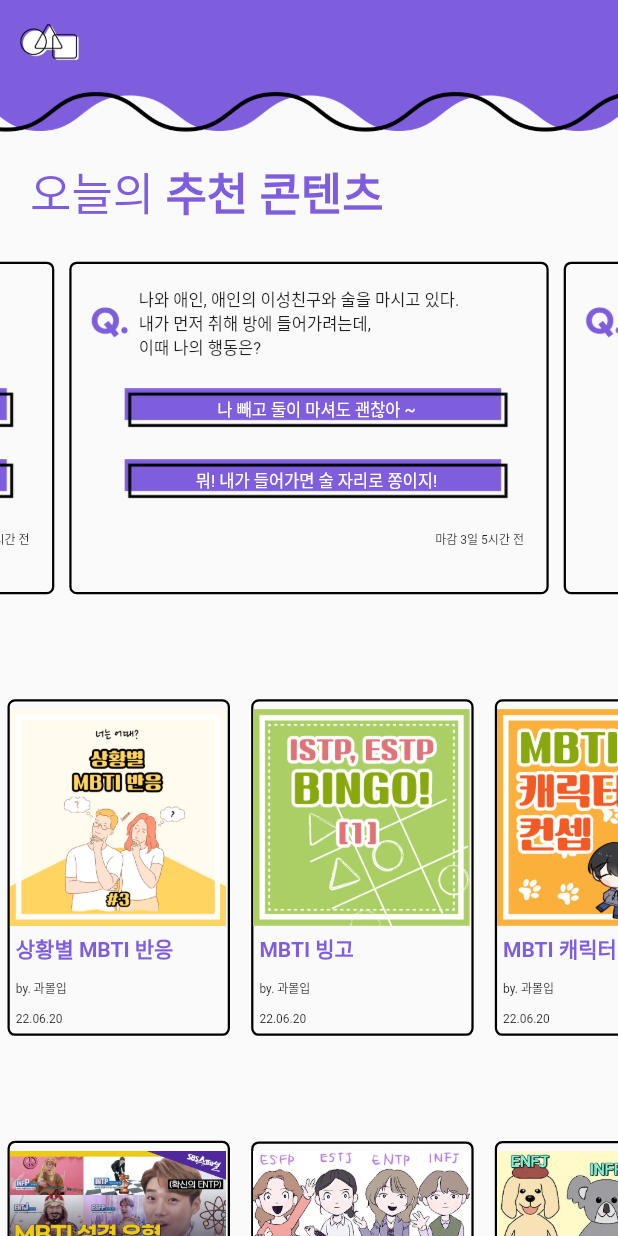
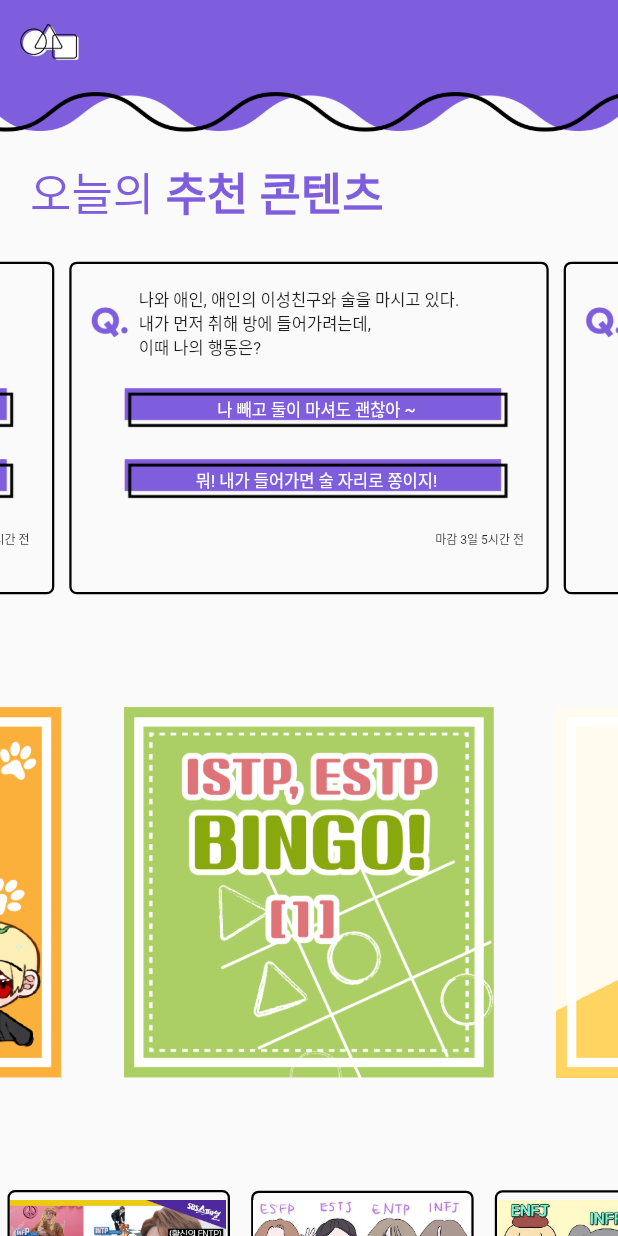
Before and after one commit to sw-hackathon-2022/mbtmi-flutter, a Flutter app: the ContentsScreen screen opened directly, on a phone screen of 412 x 824 dp. Run offline on Flutter 3.47's test engine with Material 2 defaults, Android fonts, the phone set to English and light mode, and no system bars; drawn by our look-alikes of carousel_slider; our stand-ins replace dotted_line, flutter_svg, get, persistent_bottom_nav_bar, syncfusion_flutter_charts; missing offline and left inert: kakao_flutter_sdk_common, kakao_flutter_sdk_user; Roboto replaces fonts that are missing (GmarketSans).

Commit message:
feat : 완성!

```diff
--- a/lib/screens/home/contents/components/image.dart
+++ b/lib/screens/home/contents/components/image.dart
@@ -1,52 +1,40 @@
+import 'package:carousel_slider/carousel_slider.dart';
 import 'package:flutter/material.dart';
 import 'package:get/get.dart';
 import 'package:mbtmi/constants.dart';
 
-class ImageContent extends StatelessWidget {
+class ImageContent extends StatefulWidget {
   const ImageContent({
     Key? key,
   }) : super(key: key);
 
   @override
+  State<ImageContent> createState() => _ImageContentState();
+}
+
+class _ImageContentState extends State<ImageContent> {
+  final Images = [
+    'assets/images/content_02.png',
+    'assets/images/content_01.png',
+    'assets/images/content_03.png',
+  ];
+
+  @override
   Widget build(BuildContext context) {
-    return SingleChildScrollView(
-      scrollDirection: Axis.horizontal,
-      child: Row(
-        children: <Widget>[
-          YoutubePhoto(
-            image: "assets/images/content_01.png",
-            title: "상황별 MBTI 반응",
-            press: () {},
-          ),
-          SizedBox(
-            width: Get.width * 0.01,
-          ),
-          YoutubePhoto(
-            image: "assets/images/content_02.png",
-            title: "MBTI 빙고",
-            press: () {},
-          ),
-          SizedBox(
-            width: Get.width * 0.01,
-          ),
-          YoutubePhoto(
-            image: "assets/images/content_03.png",
-            title: "MBTI 캐릭터 컨셉",
-            press: () {},
-          ),
-          SizedBox(
-            width: Get.width * 0.01,
-          ),
-          YoutubePhoto(
-            image: "assets/images/content_01.png",
-            title: "상황별 MBTI 반응",
-            press: () {},
-          ),
-          SizedBox(
-            width: Get.width * 0.01,
-          ),
-        ],
+    return CarouselSlider.builder(
+      options: CarouselOptions(
+        height: Get.height * 0.3,
+        viewportFraction: 0.7,
+        autoPlay: false,
       ),
+      itemCount: Images.length,
+      itemBuilder: (context, index, realIndex) {
+        final urlImage = Images[index];
+        return Container(
+          margin: const EdgeInsets.symmetric(horizontal: 1),
+          child: Image.asset(urlImage, fit: BoxFit.cover),
+        );
+      },
     );
   }
 }
--- a/lib/screens/home/contents/components/question.dart
+++ b/lib/screens/home/contents/components/question.dart
@@ -30,7 +30,7 @@ class Qusetion extends StatelessWidget {
       options: CarouselOptions(
         // height: Get.height * 0.4,
         viewportFraction: 0.8,
-        autoPlay: false,
+        autoPlay: true,
       ),
       itemCount: columnList.length,
       itemBuilder: (context, index, realIndex) {
--- a/lib/screens/home/contents/contents_screen.dart
+++ b/lib/screens/home/contents/contents_screen.dart
@@ -59,11 +59,11 @@ class ContentsScreen extends StatelessWidget {
             ),
             Qusetion(),
             const SizedBox(
-              height: 60,
+              height: 70,
             ),
             ImageContent(),
             const SizedBox(
-              height: 60,
+              height: 70,
             ),
             Youtube(),
             const SizedBox(
```
